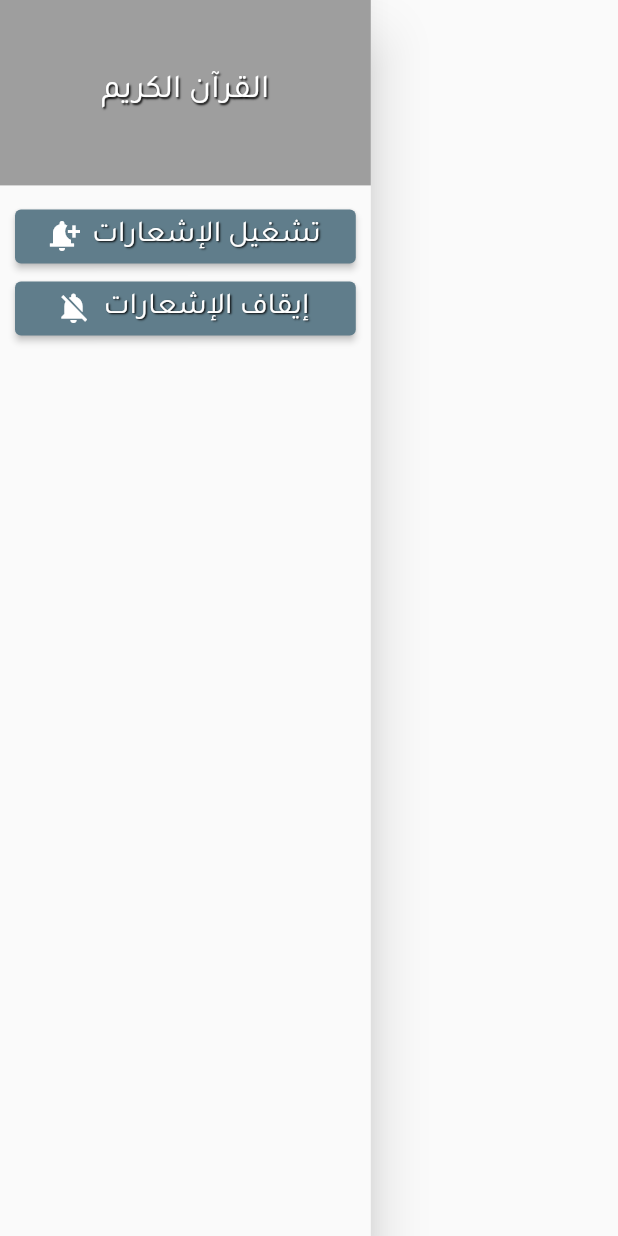
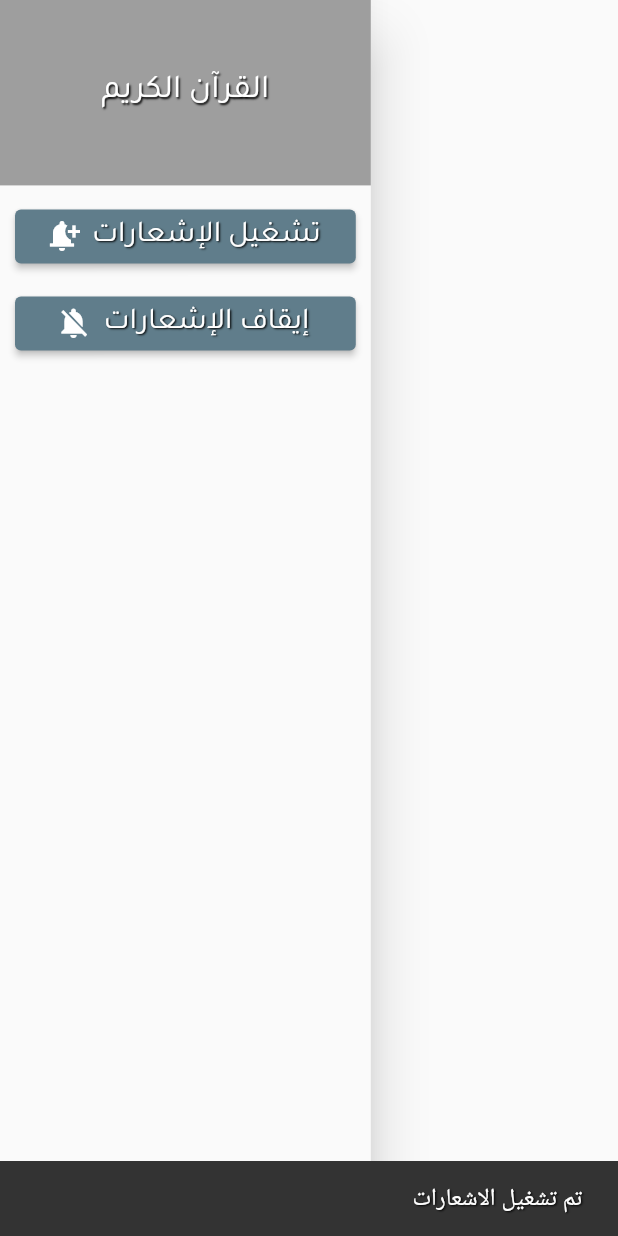
Before and after one commit to AhmedHWally/al-quran-app, a Flutter app: the CustomDrawer widget shown alone on an empty page, opened directly with empty values, after a tap on "تشغيل الإشعارات", on a phone screen of 412 x 824 dp. Run offline on Flutter 3.47's test engine with Material 2 defaults, Android fonts, the phone set to English and light mode, and no system bars; our stand-ins replace flutter_local_notifications, flutter_native_splash, shared_preferences; missing offline and left inert: arabic_numbers; accounts and stored records are empty.

```diff
--- a/lib/screens/custom_drawer.dart
+++ b/lib/screens/custom_drawer.dart
@@ -39,23 +39,46 @@ class _CustomDrawerState extends State<CustomDrawer> {
                   icon: const Icon(Icons.notification_add),
                   onPressed: () {
                     widget.notificationService.repeatNotification();
+                    ScaffoldMessenger.of(context).showSnackBar(const SnackBar(
+                        content: Text(
+                      'تم تشغيل الاشعارات',
+                      style: TextStyle(shadows: [
+                        Shadow(
+                            color: Color.fromRGBO(0, 0, 0, 1),
+                            offset: Offset(1, 1),
+                            blurRadius: 1)
+                      ], fontSize: 16, color: Colors.white),
+                      textAlign: TextAlign.end,
+                    )));
                   },
                   label: const Text(
                     'تشغيل الإشعارات',
                     style: TextStyle(shadows: [
                       Shadow(
-                          color: Colors.black,
+                          color: Color.fromRGBO(0, 0, 0, 1),
                           offset: Offset(1, 1),
                           blurRadius: 1)
                     ], fontSize: 20, color: Colors.white),
                   )),
             ),
+            const SizedBox(height: 10),
             Padding(
               padding: const EdgeInsets.symmetric(horizontal: 10),
               child: ElevatedButton.icon(
                   icon: const Icon(Icons.notifications_off),
                   onPressed: () {
                     widget.notificationService.stopRepeatNotification();
+                    ScaffoldMessenger.of(context).showSnackBar(const SnackBar(
+                        content: Text(
+                      'تم إيقاف الاشعارات',
+                      style: TextStyle(shadows: [
+                        Shadow(
+                            color: Color.fromRGBO(0, 0, 0, 1),
+                            offset: Offset(1, 1),
+                            blurRadius: 1)
+                      ], fontSize: 16, color: Colors.white),
+                      textAlign: TextAlign.end,
+                    )));
                   },
                   label: const Text(
                     'إيقاف الإشعارات',
```
